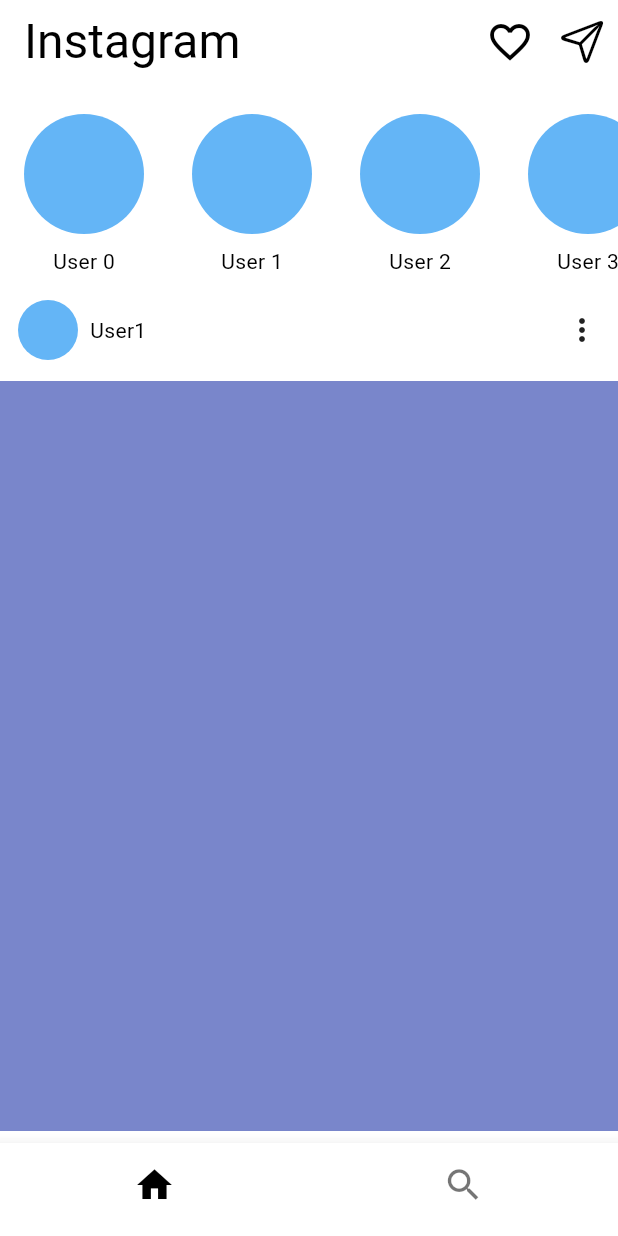
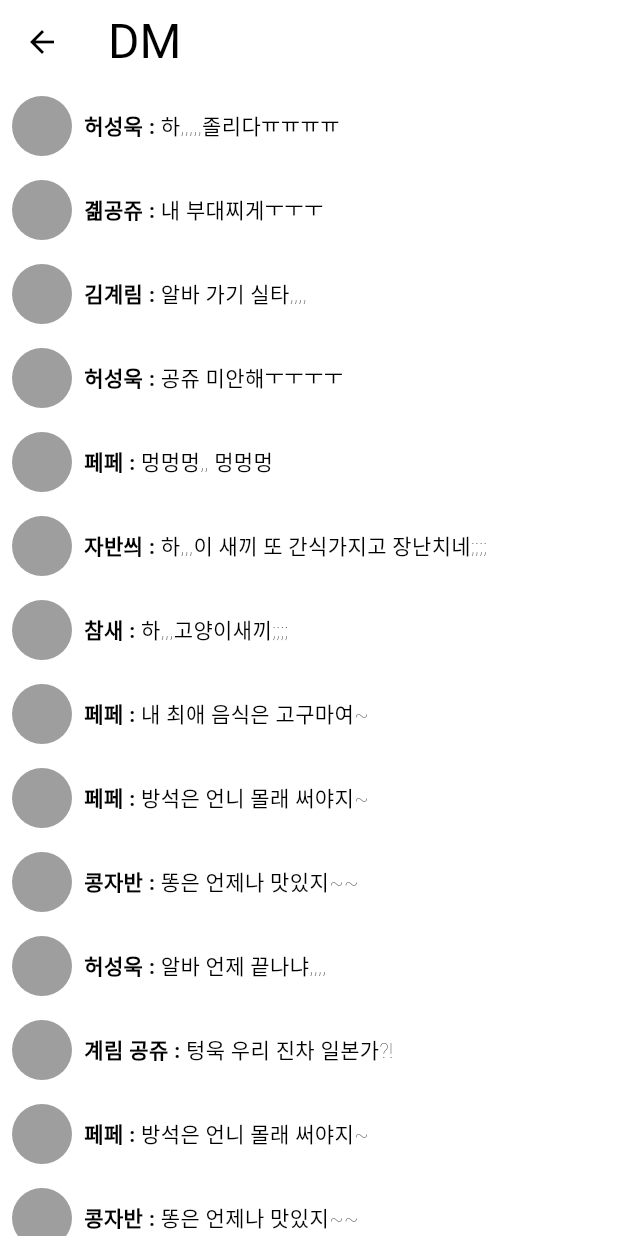
Before and after one commit to seongukHEO/FlutterAddProject, a Flutter app: the screen it shows after launch, after a tap on an icon or button, on a phone screen of 412 x 824 dp. Run offline on Flutter 3.47's test engine with Material 3 defaults, Android fonts, the phone set to English and light mode, and no system bars; our stand-ins replace google_fonts.

Commit message:
feat : DM 화면 구현

```diff
--- a/lib/main.dart
+++ b/lib/main.dart
@@ -1,5 +1,6 @@
 import 'package:flutter/cupertino.dart';
 import 'package:flutter/material.dart';
+import 'package:flutter_instagram_2/user_chat.dart';
 import 'package:google_fonts/google_fonts.dart';
 
 import 'body.dart';
@@ -65,7 +66,11 @@
           ),
           IconButton(
               onPressed: (){
-                print("tab DM");
+                setState(() {
+                  Navigator.push(context, MaterialPageRoute(builder: (context){
+                    return UserChat();
+                  }));
+                });
               },
               icon: Icon(CupertinoIcons.paperplane, size: 32,)
           ),
--- a/lib/screen/home_screen.dart
+++ b/lib/screen/home_screen.dart
@@ -1,5 +1,7 @@
 import 'package:flutter/cupertino.dart';
 import 'package:flutter/material.dart';
+
+import '../user_chat.dart';
 
 class HomeScreen extends StatelessWidget {
   const HomeScreen({super.key});
--- /dev/null
+++ b/lib/user_chat.dart
@@ -0,0 +1,101 @@
+import 'package:flutter/cupertino.dart';
+import 'package:flutter/material.dart';
+import 'package:flutter_instagram_2/screen/home_screen.dart';
+import 'package:google_fonts/google_fonts.dart';
+
+class UserChat extends StatelessWidget {
+  const UserChat({super.key});
+
+  @override
+  Widget build(BuildContext context) {
+    return Scaffold(
+      appBar: AppBar(
+        title: Text("DM", style: GoogleFonts.lobsterTwo(fontSize: 32),),
+      ),
+      body: DmList(),
+    );
+  }
+}
+
+class DmData{
+  final String sendUser;
+  final String sendContent;
+
+  DmData({required this.sendUser, required this.sendContent});
+}
+
+//더미 데이터
+final DmDataList = [
+  DmData(sendUser: "허성욱 : ", sendContent: "하,,,,,졸리다ㅠㅠㅠㅠ"),
+  DmData(sendUser: "곎공쥬 : ", sendContent: "내 부대찌게ㅜㅜㅜ"),
+  DmData(sendUser: "김계림 : ", sendContent: "알바 가기 실타,,,,"),
+  DmData(sendUser: "허성욱 : ", sendContent: "공쥬 미안해ㅜㅜㅜㅜ"),
+  DmData(sendUser: "페페 : ", sendContent: "멍멍멍,, 멍멍멍"),
+  DmData(sendUser: "자반씌 : ", sendContent: "하,,,이 새끼 또 간식가지고 장난치네;;;;"),
+  DmData(sendUser: "참새 : ", sendContent: "하,,,고양이새끼;;;;"),
+  DmData(sendUser: "페페 : ", sendContent: "내 최애 음식은 고구마여~"),
+  DmData(sendUser: "페페 : ", sendContent: "방석은 언니 몰래 써야지~"),
+  DmData(sendUser: "콩자반 : ", sendContent: "똥은 언제나 맛있지~~"),
+  DmData(sendUser: "허성욱 : ", sendContent: "알바 언제 끝나냐,,,,"),
+  DmData(sendUser: "계림 공쥬 : ", sendContent: "텅욱 우리 진차 일본가?!"),
+  DmData(sendUser: "페페 : ", sendContent: "방석은 언니 몰래 써야지~"),
+  DmData(sendUser: "콩자반 : ", sendContent: "똥은 언제나 맛있지~~"),
+  DmData(sendUser: "허성욱 : ", sendContent: "알바 언제 끝나냐,,,,"),
+  DmData(sendUser: "계림 공쥬 : ", sendContent: "텅욱 우리 진차 일본가?!"),
+  DmData(sendUser: "페페 : ", sendContent: "방석은 언니 몰래 써야지~"),
+  DmData(sendUser: "콩자반 : ", sendContent: "똥은 언제나 맛있지~~"),
+  DmData(sendUser: "허성욱 : ", sendContent: "알바 언제 끝나냐,,,,"),
+  DmData(sendUser: "계림 공쥬 : ", sendContent: "텅욱 우리 진차 일본가?!"),
+
+];
+
+class DmList extends StatelessWidget {
+  const DmList({super.key});
+
+  @override
+  Widget build(BuildContext context) {
+    return ListView.builder(
+       itemCount: DmDataList.length,
+        itemBuilder: (c, i) {
+         return DmBody(dmData: DmDataList[i]);
+        }
+    );
+  }
+}
+
+
+
+class DmBody extends StatelessWidget {
+
+  final DmData dmData;
+
+  const DmBody({required this.dmData ,super.key});
+
+  @override
+  Widget build(BuildContext context) {
+    return Column(
+      children: [
+        Padding(
+          padding: const EdgeInsets.all(8.0),
+          child: Row(
+            children: [
+              Row(
+                children: [
+                  Container(
+                    height: 40, width: 40, decoration: BoxDecoration(
+                      borderRadius: BorderRadius.circular(20),
+                      color: Colors.grey
+                  ),
+                  ),
+                  SizedBox(width: 8,),
+                  Text(dmData.sendUser, style: TextStyle(fontWeight: FontWeight.bold),)
+                ],
+              ),
+              Text(dmData.sendContent, style: TextStyle(fontWeight: FontWeight.w100),)
+            ],
+          ),
+        )
+      ],
+    );
+  }
+}
```
